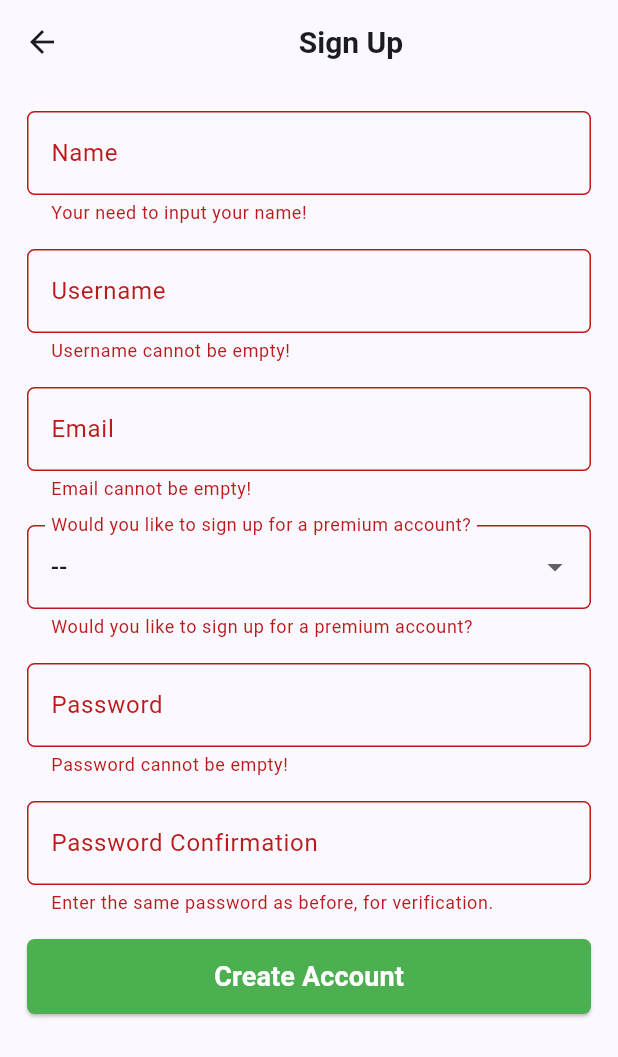
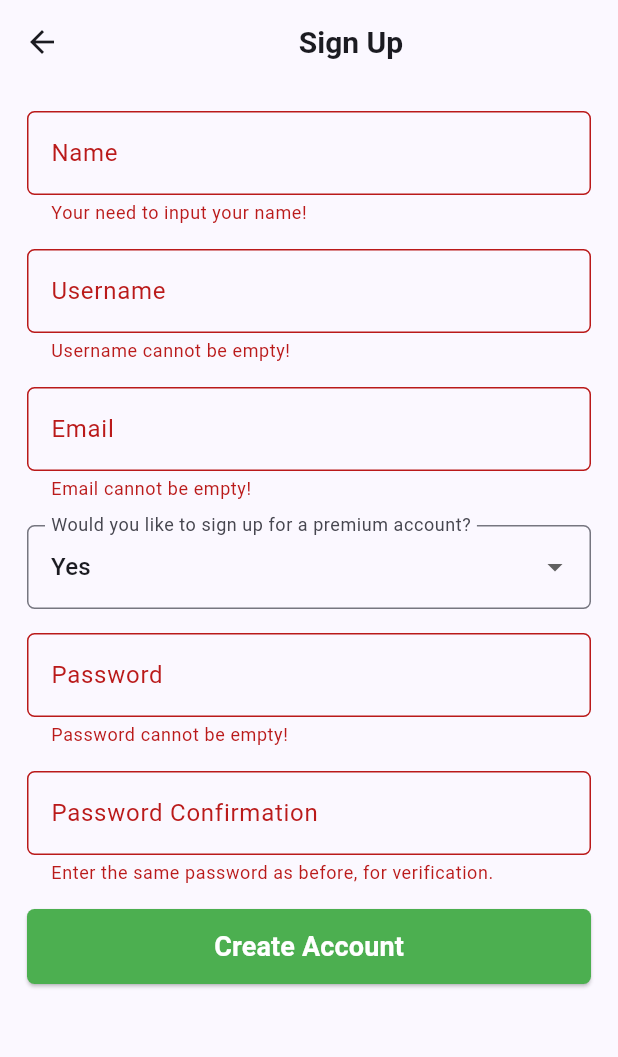
Before and after one commit to PageTurnerInc/PageTurnerMobile, a Flutter app: the SignUpFormPage screen opened directly, after a tap on "Create Account", on a phone screen of 412 x 824 dp. Shown: the top 1057 px of the screen. Run offline on Flutter 3.47's test engine with Material 3 defaults, Android fonts, the phone set to English and light mode, and no system bars; our stand-ins replace percent_indicator; missing offline and left inert: pbp_django_auth.

Commit message:
Fix register

```diff
--- a/lib/menu/screens/register_form.dart
+++ b/lib/menu/screens/register_form.dart
@@ -18,16 +18,17 @@ class _SignUpFormPageState extends State<SignUpFormPage> {
   String _username = "";
   String _email = "";
 
-  List<String> accountType = ["--", "Yes", "No"];
+  List<String> accountType = ["Yes", "No"];
   String _isPremium = "";
 
   String _password = "";
   String _passwordConfirm = "";
+  String accType = "";
 
   @override
   Widget build(BuildContext context) {
     final request = context.watch<CookieRequest>();
-    _isPremium = accountType.first;
+    accType = accountType.first;
     return Scaffold(
       appBar: AppBar(
         title: const Center(
@@ -89,8 +90,8 @@ class _SignUpFormPageState extends State<SignUpFormPage> {
                             if (value == null || value.isEmpty) {
                               return "Username cannot be empty!";
                             }
-                            if (!RegExp(r'^[a-zA-Z]+$').hasMatch(value)) {
-                              return "Username can only consist of alphabetic characters!";
+                            if (!RegExp(r'^[a-zA-Z0-9@/./+/-/_]{1,150}$').hasMatch(value)) {
+                              return "Username must be 150 characters or fewer, using only letters, digits, and @/./+/-/_!";
                             }
                             return null;
                           },
@@ -133,7 +134,7 @@ class _SignUpFormPageState extends State<SignUpFormPage> {
                               borderRadius: BorderRadius.circular(5.0),
                             ),
                           ),
-                          value: _isPremium,
+                          value: accType,
                           items: accountType
                               .map<DropdownMenuItem<String>>((String value) {
                             return DropdownMenuItem<String>(
@@ -143,7 +144,8 @@ class _SignUpFormPageState extends State<SignUpFormPage> {
                           }).toList(),
                           onChanged: (String? newValue) {
                             setState(() {
-                              _isPremium = newValue!;
+                              accType = newValue!;
+                              _isPremium = accType;
                             });
                           },
                           validator: (String? value) {
@@ -232,6 +234,7 @@ class _SignUpFormPageState extends State<SignUpFormPage> {
                               ),
                               onPressed: () async {
                                 if (_formKey.currentState!.validate()) {
+                                  // print(_isPremium);
                                   final response = await request.post(
                                       "https://pageturner-c06-tk.pbp.cs.ui.ac.id/auth/register/",
                                       {
```
